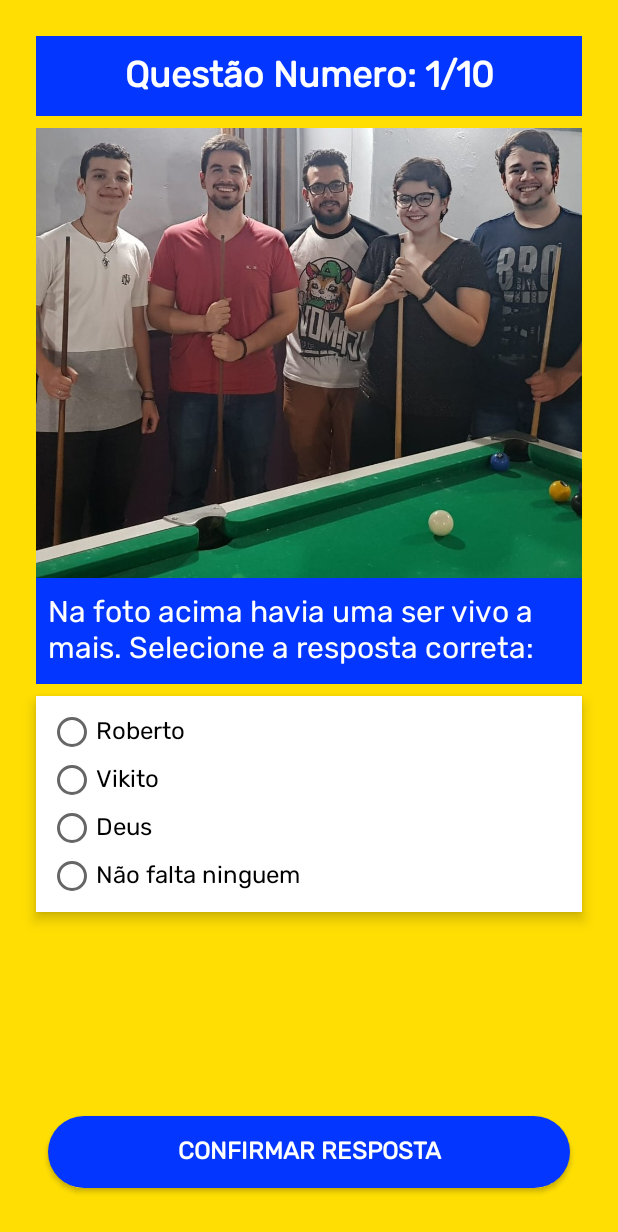
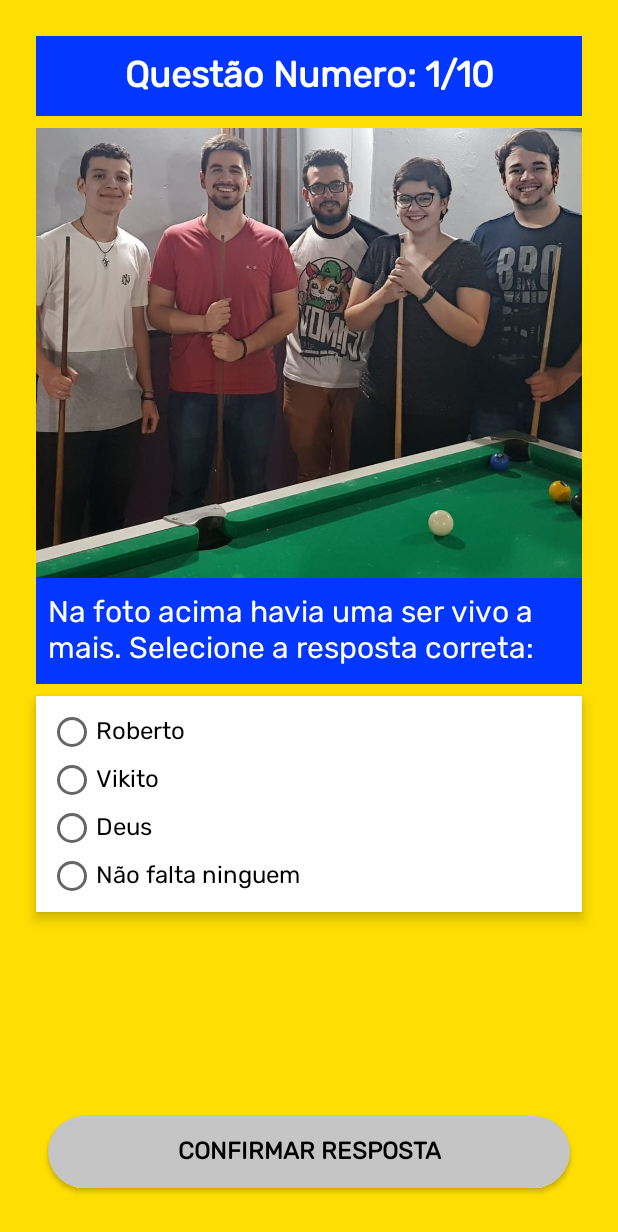
Before and after one commit to Joaomon7eiro/quiz-app, an Android app: the QuizActivity screen opened directly, with no data from a screen before it, on a phone screen of 412 x 824 dp. Shown: the top 1232 px of the screen. Run offline under Robolectric (Android 15) with nearby library versions, the phone set to English and light mode, and no system bars.

Commit message:
inactive action button on new question active button on question answer handle question 2 answer

```diff
--- a/app/build.gradle
+++ b/app/build.gradle
@@ -4,7 +4,7 @@ android {
     compileSdkVersion 28
     defaultConfig {
         applicationId "com.example.surveyapp"
-        minSdkVersion 16
+        minSdkVersion 21
         targetSdkVersion 28
         versionCode 1
         versionName "1.0"
--- /dev/null
+++ b/app/src/main/res/drawable/inactive_rounded_button.xml
@@ -0,0 +1,6 @@
+<?xml version="1.0" encoding="utf-8"?>
+<shape android:shape="rectangle"
+    xmlns:android="http://schemas.android.com/apk/res/android">
+    <corners android:radius="25dp"/>
+    <solid android:color="@color/colorGray" />
+</shape>
--- a/app/src/main/res/layout/activity_quiz.xml
+++ b/app/src/main/res/layout/activity_quiz.xml
@@ -33,7 +33,8 @@
         android:layout_marginRight="24dp"
         app:layout_constraintTop_toBottomOf="@id/current_question"
         android:scaleType="centerCrop"
-        android:src="@drawable/question_1" />
+        android:src="@drawable/question_1"
+        android:contentDescription="@string/image_description" />
 
     <TextView
         android:id="@+id/question_text"
@@ -49,83 +50,87 @@
         android:layout_height="wrap_content" />
 
     <LinearLayout
-        android:id="@+id/answer_container"
         android:background="@android:color/white"
         android:layout_width="match_parent"
         android:padding="8dp"
+        android:orientation="vertical"
         app:layout_constraintTop_toBottomOf="@id/question_text"
         android:layout_marginLeft="24dp"
         android:elevation="5dp"
         android:layout_marginRight="24dp"
         android:layout_marginTop="8dp"
-
         android:layout_height="wrap_content">
 
         <RadioGroup
-            android:id="@+id/answers_one"
+            android:id="@+id/q1_answers"
             android:layout_width="match_parent"
             android:layout_height="match_parent">
 
             <RadioButton
-                android:id="@+id/q1_answer_1"
+                android:id="@+id/q1_answer1"
                 android:textSize="16sp"
                 android:layout_width="match_parent"
-                android:text="Roberto"
+                android:text="@string/q1_answer1"
                 android:layout_height="wrap_content" />
             <RadioButton
-                android:id="@+id/q1_answer_2"
+                android:id="@+id/q1_answer2"
                 android:layout_width="match_parent"
-                android:text="Vikito"
+                android:text="@string/q1_answer2"
                 android:textSize="16sp"
                 android:layout_height="wrap_content" />
             <RadioButton
-                android:id="@+id/q1_answer_3"
-                android:text="Deus"
+                android:id="@+id/q1_answer3"
+                android:text="@string/q1_answer3"
                 android:textSize="16sp"
                 android:layout_width="match_parent"
                 android:layout_height="wrap_content" />
             <RadioButton
-                android:id="@+id/q1_answer_4"
-                android:text="Não falta ninguem"
+                android:id="@+id/q1_answer4"
+                android:text="@string/q1_answer4"
                 android:textSize="16sp"
                 android:layout_width="match_parent"
                 android:layout_height="wrap_content" />
         </RadioGroup>
 
         <RadioGroup
-            android:id="@+id/answers_two"
+            android:id="@+id/q2_answers"
             android:layout_width="match_parent"
             android:visibility="gone"
             android:layout_height="match_parent">
 
             <RadioButton
+                android:id="@+id/q2_answer1"
                 android:textSize="16sp"
                 android:layout_width="match_parent"
-                android:text="Só tocou Pablo Vittar"
+                android:text="@string/q2_answer1"
                 android:layout_height="wrap_content" />
             <RadioButton
+                android:id="@+id/q2_answer2"
                 android:layout_width="match_parent"
-                android:text="Golden Shower"
+                android:text="@string/q2_answer2"
                 android:textSize="16sp"
                 android:layout_height="wrap_content" />
             <RadioButton
-                android:text="Tiroteio"
+                android:id="@+id/q2_answer3"
+                android:text="@string/q2_answer3"
                 android:textSize="16sp"
                 android:layout_width="match_parent"
                 android:layout_height="wrap_content" />
             <RadioButton
-                android:text="Não tocou pagode"
+                android:id="@+id/q2_answer4"
+                android:text="@string/q2_answer4"
                 android:textSize="16sp"
                 android:layout_width="match_parent"
                 android:layout_height="wrap_content" />
+
         </RadioGroup>
     </LinearLayout>
 
     <Button
-        android:id="@+id/confirm_button"
+        android:id="@+id/actions_button"
         android:layout_width="match_parent"
         android:layout_margin="32dp"
-        android:text="@string/confirm_button"
+        android:text="@string/confirm"
         android:textStyle="bold"
         android:textSize="16sp"
         android:textColor="@android:color/white"
--- a/app/src/main/res/values/strings.xml
+++ b/app/src/main/res/values/strings.xml
@@ -3,6 +3,19 @@
     <string name="current_question">Questão Numero: <xliff:g id="question_number">%s</xliff:g>/10</string>
     <string name="question_one">Na foto acima havia uma ser vivo a mais. Selecione a resposta correta:</string>
     <string name="question_two">No evento em que participava o Gabriel houve um incidente terrivel. Selecione a resposta correta:</string>
-    <string name="confirm_button">confirmar resposta</string>
-    <string name="next_button">próxima questão</string>
+    <string name="confirm">confirmar resposta</string>
+    <string name="next">próxima questão</string>
+    <string name="result">ver resultado</string>
+    <string name="image_description">Question image</string>
+    <string name="q1_answer1">Roberto</string>
+    <string name="q1_answer2">Vikito</string>
+    <string name="q1_answer3">Deus</string>
+    <string name="q1_answer4">Não falta ninguem</string>
+    <string name="q2_answer1">Só tocou Pablo Vittar</string>
+    <string name="q2_answer2">Golden Shower</string>
+    <string name="q2_answer3">Tiroteio</string>
+    <string name="q2_answer4">Não tocou pagode</string>
+    <string name="main_title">Será que você conhece os BIRI MIGOS?</string>
+    <string name="start_quiz">iniciar teste</string>
+    <string name="refuse_message">Vair voltar não safado</string>
 </resources>
--- a/app/src/main/res/values/styles.xml
+++ b/app/src/main/res/values/styles.xml
@@ -7,6 +7,7 @@
         <item name="colorPrimaryDark">@color/colorPrimaryDark</item>
         <item name="colorAccent">@color/colorAccent</item>
         <item name="android:fontFamily">@font/rubik</item>
+        <item name="android:navigationBarColor">@android:color/black</item>
     </style>
 
     <style name="AppTheme.NoActionBar">
```
Also changed, not shown: app/src/main/java/com/example/surveyapp/QuizActivity.java (+110 -52 lines), app/src/main/res/layout/activity_main.xml (+8 -6 lines), app/src/main/res/drawable/biri_image.jpeg (deleted).
